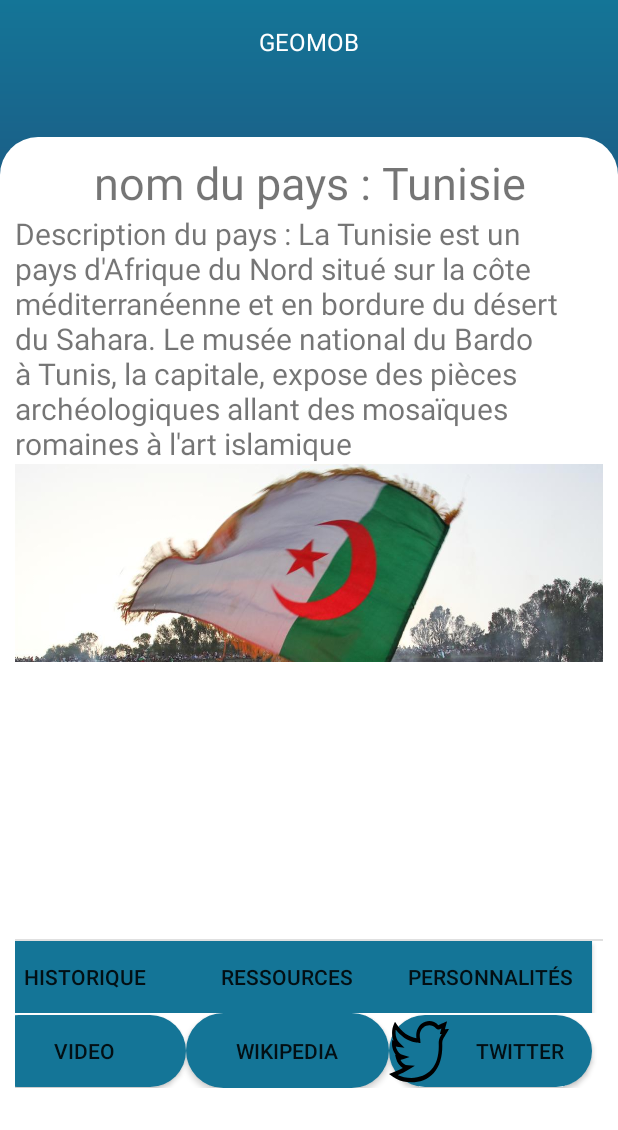
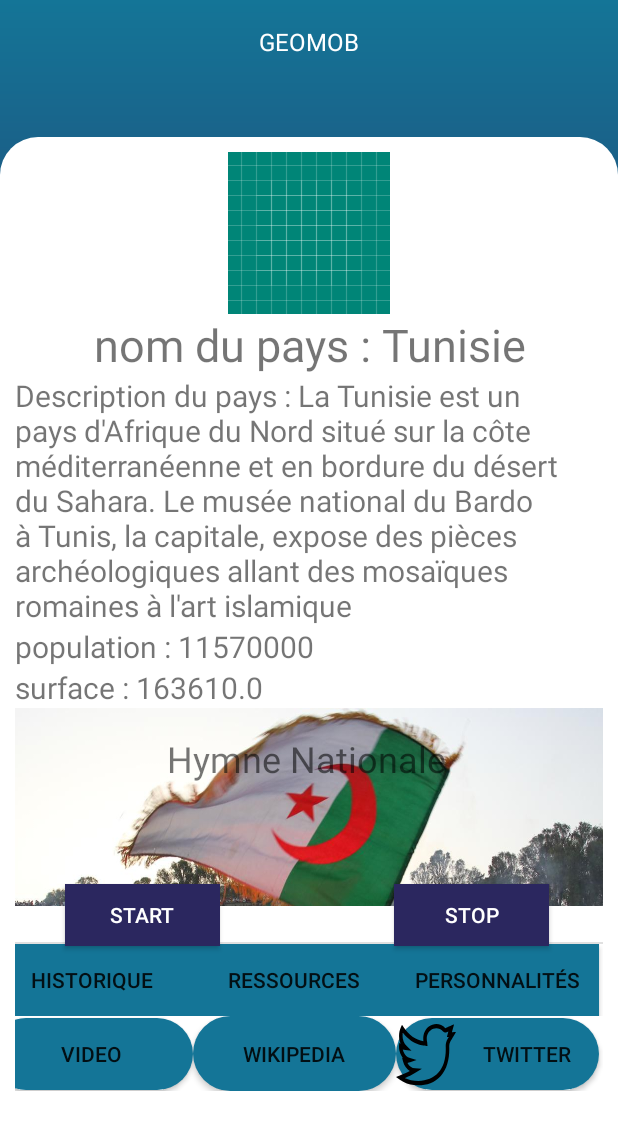
Before and after one commit to Hadjer711/GEOMOB_Project, an Android app: the screen it shows after launch (PaysDetailActivity), after a tap on "Tunisie", on a phone screen of 412 x 824 dp. Shown: the top 1130 px of the screen. Run offline under Robolectric (Android 15) with nearby library versions, the phone set to English and light mode, and no system bars; our stand-ins replace Room's generated code; pictures from the network do not load.

Commit message:
'hymnenationale'

```diff
--- a/app/src/main/AndroidManifest.xml
+++ b/app/src/main/AndroidManifest.xml
@@ -11,7 +11,11 @@
         android:roundIcon="@mipmap/ic_launcher_round"
         android:supportsRtl="true"
         android:theme="@style/AppTheme">
-        <activity android:name=".VideosActivity"></activity>
+        <activity android:name=".TwitterActivity"></activity>
+        <activity android:name=".PersonnaliteActivity" />
+        <activity android:name=".HistoriqueActivity" />
+        <activity android:name=".RessourceActivity" />
+        <activity android:name=".VideosActivity" />
         <activity
             android:name=".VideoActivity"
             android:label="@string/title_activity_video"
--- a/app/src/main/java/com/example/geomob/BD/Pays.kt
+++ b/app/src/main/java/com/example/geomob/BD/Pays.kt
@@ -24,7 +24,7 @@ data class Pays(
 
     var imagesSlides : String,
 
-    var hymne : String,
+    var hymne : Int,
 
     var historique: Int?,
 
--- a/app/src/main/java/com/example/geomob/DataSource.kt
+++ b/app/src/main/java/com/example/geomob/DataSource.kt
@@ -15,7 +15,7 @@ class DataSource{
                     2382000F,
                     42230000,
                     "test",
-                    "test",
+                    R.raw.hymne_algerie,
                     1,
                     1,
                     1,
@@ -32,7 +32,7 @@ class DataSource{
                     163610F,
                     11570000,
                     "test",
-                    "test",
+                    R.raw.hymne_tunisie,
                     1,
                     1,
                     1,
@@ -40,23 +40,7 @@ class DataSource{
                 )
 
             )
-            list.add(
-                Pays(
-                    3,
-                    "France",
-                    "La France, pays de l'Europe occidentale, compte des villes médiévales, des villages alpins et des plages. Paris, sa capitale, est célèbre pour ses maisons de mode, ses musées d'art classique, dont celui du Louvre, et ses monuments comme la Tour Eiffel. Le pays est également réputé pour ses vins et sa cuisine raffinée.",
-                    "https://lh3.googleusercontent.com/proxy/-i7CRkXR83_Io2Ny6K3kqKWBm2DyKsEZSHEHonq03nlqhd4MhoxGfNnisG78caSZD9Rxo6diLT3EVJBYnn-v3XRGCbixEiHPxZ-IVnkNXHrB2fuLP7X-s1O9kzz4uLV1y6M",
-                    643801F,
-                    66990000,
-                    "test",
-                    "test",
-                    1,
-                    1,
-                    1,
-                    "test"
-                )
 
-            )
             list.add(
                 Pays(
                     4,
@@ -66,7 +50,7 @@ class DataSource{
                     505990F,
                     46940000,
                     "test",
-                    "test",
+                    R.raw.hymne_espagne,
                     1,
                     1,
                     1,
@@ -83,7 +67,7 @@ class DataSource{
                     10452F,
                     6849000,
                     "test",
-                    "test",
+                    R.raw.hymne_liban,
                     1,
                     1,
                     1,
@@ -100,7 +84,7 @@ class DataSource{
                     9597000F,
                     1393000000,
                     "test",
-                    "test",
+                    R.raw.hymne_chine,
                     1,
                     1,
                     1,
--- a/app/src/main/java/com/example/geomob/MainActivity.kt
+++ b/app/src/main/java/com/example/geomob/MainActivity.kt
@@ -86,7 +86,10 @@ class MainActivity : AppCompatActivity(), PaysAdapter.OnLivreListener {
             intent.putExtra("nom", "nom du pays : "+pays.nom)
             intent.putExtra("description", "Description du pays : " +pays.description)
             intent.putExtra("population", "population : "+pays.population)
+            intent.putExtra("surface", "surface : "+pays.surface)
+            intent.putExtra("drapeau", "drapeau : "+pays.drapeau)
             intent.putExtra("drapeau", pays.drapeau)
+            intent.putExtra("hymne", pays.hymne)
             startActivity(intent)
         }
 
--- a/app/src/main/java/com/example/geomob/PaysDetailActivity.kt
+++ b/app/src/main/java/com/example/geomob/PaysDetailActivity.kt
@@ -1,20 +1,37 @@
 package com.example.geomob
 
 import android.content.Intent
+import android.media.MediaPlayer
+import android.media.MediaSyncEvent
 import androidx.appcompat.app.AppCompatActivity
 import android.os.Bundle
+import android.view.MotionEvent
+import androidx.core.net.toUri
+import com.bumptech.glide.Glide
+import com.bumptech.glide.request.RequestOptions
 import com.example.geomob.UTILS.ImageSliderAdapter
 import com.example.geomob.UTILS.PaysAdapter
 
 import kotlinx.android.synthetic.main.fragment_pays_detail.*
+import java.lang.System.load
+import java.util.ServiceLoader.load
 
 class PaysDetailActivity : AppCompatActivity() {
+    private var mediaPlayer:MediaPlayer?= null
 
     lateinit var paysAdapter: PaysAdapter
     override fun onCreate(savedInstanceState: Bundle?) {
         super.onCreate(savedInstanceState)
         setContentView(R.layout.activity_pays_detail)
 
+        val requestOptions = RequestOptions()
+            .placeholder(R.drawable.ic_launcher_background)
+            .error(R.drawable.ic_launcher_background)
+        Glide.with(this)
+            .applyDefaultRequestOptions(requestOptions).load(getIntent().getStringExtra("drapeau"))
+            .into(pays_drapeau)
+
+        pays_surface.text= getIntent().getStringExtra("surface")
         pays_nom.text = getIntent().getStringExtra("nom")
         pays_description.text = getIntent().getStringExtra("description")
         pays_population.text = getIntent().getStringExtra("population")
@@ -40,6 +57,26 @@ class PaysDetailActivity : AppCompatActivity() {
         //go to historique activity
 
         //go to personnalite activity
+
+        //play hymne
+        mediaPlayer= MediaPlayer.create(this, getIntent().getIntExtra("hymne", R.raw.hymne_algerie) )
+        mediaPlayer?.setOnPreparedListener{
+            println("READY")
+        }
+
+        audio.setOnTouchListener{_, event->
+            println("down")
+            mediaPlayer?.start()
+            true
+        }
+
+        audiostop.setOnTouchListener{_, event->
+            println("stop")
+            mediaPlayer?.pause()
+            mediaPlayer?.seekTo(0)
+            true
+        }
+
     }
 
     private fun imageSliderImplementation() {
@@ -50,4 +87,21 @@ class PaysDetailActivity : AppCompatActivity() {
 
     }
 
+    private fun handleTouch(event: MotionEvent){
+        when(event.action){
+            MotionEvent.ACTION_DOWN, MotionEvent.ACTION_BUTTON_PRESS->{
+                println("down")
+                mediaPlayer?.start()
+            }
+            MotionEvent.ACTION_CANCEL, MotionEvent.ACTION_UP ->{
+                println("up or cancel")
+                mediaPlayer?.pause()
+                mediaPlayer?.seekTo(0)
+            }
+            else->{
+                println("other")
+            }
+        }
     }
+
+    }
--- a/app/src/main/res/layout-land/activity_main.xml
+++ b/app/src/main/res/layout-land/activity_main.xml
@@ -67,8 +67,7 @@
                 android:id="@+id/fragment2"
                 android:name="com.example.geomob.FRAGMENTS.PaysDetail"
                 android:layout_width="wrap_content"
-                android:layout_height="match_parent"
-                android:layout_weight="1" />
+                android:layout_height="match_parent" />
 
 
         </LinearLayout>
--- a/app/src/main/res/layout/fragment_pays_detail.xml
+++ b/app/src/main/res/layout/fragment_pays_detail.xml
@@ -17,6 +17,20 @@
         tools:layout_conversion_absoluteWidth="411dp"
         tools:layout_editor_absoluteX="0dp"
         tools:layout_editor_absoluteY="0dp">
+
+        <Button
+            android:id="@+id/audiostop"
+            android:layout_width="103dp"
+            android:layout_height="41dp"
+            android:background="@color/startColor"
+            android:text="STOP"
+            android:textColor="@color/colorWhite"
+            app:layout_constraintBottom_toTopOf="@+id/divider2"
+            app:layout_constraintEnd_toEndOf="parent"
+            app:layout_constraintHorizontal_bias="0.762"
+            app:layout_constraintStart_toEndOf="@+id/audio"
+            app:layout_constraintTop_toBottomOf="@+id/frameLayout2"
+            app:layout_constraintVertical_bias="0.834" />
 
         <ImageView
             android:id="@+id/pays_drapeau"
@@ -80,15 +94,43 @@
             tools:layout_editor_absoluteX="10dp"
             tools:layout_editor_absoluteY="84dp" />
 
+        <TextView
+            android:id="@+id/pays_surface"
+            android:layout_width="wrap_content"
+            android:layout_height="wrap_content"
+            android:text="surface"
+            android:textSize="20sp"
+            app:layout_constraintEnd_toEndOf="parent"
+            app:layout_constraintHorizontal_bias="0.0"
+            app:layout_constraintStart_toStartOf="parent"
+            app:layout_constraintTop_toBottomOf="@+id/pays_population"
+            tools:layout_conversion_absoluteHeight="27dp"
+            tools:layout_conversion_absoluteWidth="392dp"
+            tools:layout_editor_absoluteX="10dp"
+            tools:layout_editor_absoluteY="84dp" />
+
+
+        <Button
+            android:id="@+id/audio"
+            android:layout_width="103dp"
+            android:layout_height="41dp"
+            android:background="@color/startColor"
+            android:text="Start"
+            android:textColor="@color/colorWhite"
+            app:layout_constraintBottom_toTopOf="@+id/divider2"
+            app:layout_constraintEnd_toEndOf="parent"
+            app:layout_constraintHorizontal_bias="0.116"
+            app:layout_constraintStart_toStartOf="parent"
+            app:layout_constraintTop_toBottomOf="@+id/frameLayout2"
+            app:layout_constraintVertical_bias="0.834" />
 
         <FrameLayout
             android:id="@+id/frameLayout2"
             android:layout_width="421dp"
             android:layout_height="132dp"
-            app:layout_constraintBottom_toTopOf="@+id/list"
             app:layout_constraintEnd_toEndOf="parent"
             app:layout_constraintStart_toStartOf="parent"
-            app:layout_constraintTop_toBottomOf="@+id/pays_description">
+            app:layout_constraintTop_toBottomOf="@+id/pays_surface">
 
 
             <androidx.appcompat.widget.Toolbar
@@ -102,17 +144,20 @@
                 android:id="@+id/viewpager"
                 android:layout_width="match_parent"
 
-                android:layout_height="329dp"></androidx.viewpager.widget.ViewPager>
+                android:layout_height="329dp">
+
+            </androidx.viewpager.widget.ViewPager>
 
         </FrameLayout>
 
 
         <TableLayout
             android:id="@+id/tableLayout"
-            android:layout_width="435dp"
-            android:layout_height="109dp"
+            android:layout_width="409dp"
+            android:layout_height="107dp"
             app:layout_constraintBottom_toBottomOf="parent"
             app:layout_constraintEnd_toEndOf="parent"
+            app:layout_constraintHorizontal_bias="1.0"
             app:layout_constraintStart_toStartOf="parent">
 
             <TableRow
@@ -193,6 +238,19 @@
             app:layout_constraintEnd_toEndOf="parent"
             app:layout_constraintStart_toStartOf="parent" />
 
+        <TextView
+            android:id="@+id/textView"
+            android:layout_width="189dp"
+            android:layout_height="37dp"
+            android:layout_marginBottom="108dp"
+            android:text="Hymne Nationale"
+            android:textSize="24sp"
+            app:layout_constraintBottom_toTopOf="@+id/divider2"
+            app:layout_constraintEnd_toEndOf="parent"
+            app:layout_constraintStart_toStartOf="parent"
+            app:layout_constraintTop_toBottomOf="@+id/frameLayout2"
+            app:layout_constraintVertical_bias="0.945" />
+
     </androidx.constraintlayout.widget.ConstraintLayout>
 
 
```
Also changed, not shown: app/src/main/java/com/example/geomob/HistoriqueActivity.kt (added, +12 -0 lines), app/src/main/java/com/example/geomob/PersonnaliteActivity.kt (added, +12 -0 lines), app/src/main/java/com/example/geomob/RessourceActivity.kt (added, +12 -0 lines), app/src/main/java/com/example/geomob/TwitterActivity.kt (added, +12 -0 lines), app/src/main/res/layout/activity_historique.xml (added, +9 -0 lines), app/src/main/res/layout/activity_personnalite.xml (added, +9 -0 lines), app/src/main/res/layout/activity_ressource.xml (added, +9 -0 lines), app/src/main/res/layout/activity_twitter.xml (added, +9 -0 lines), 5 other files.
